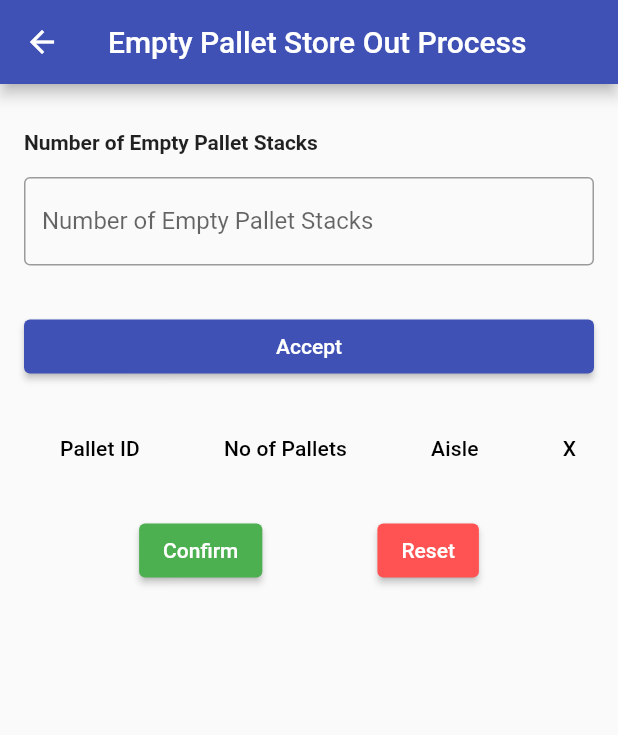
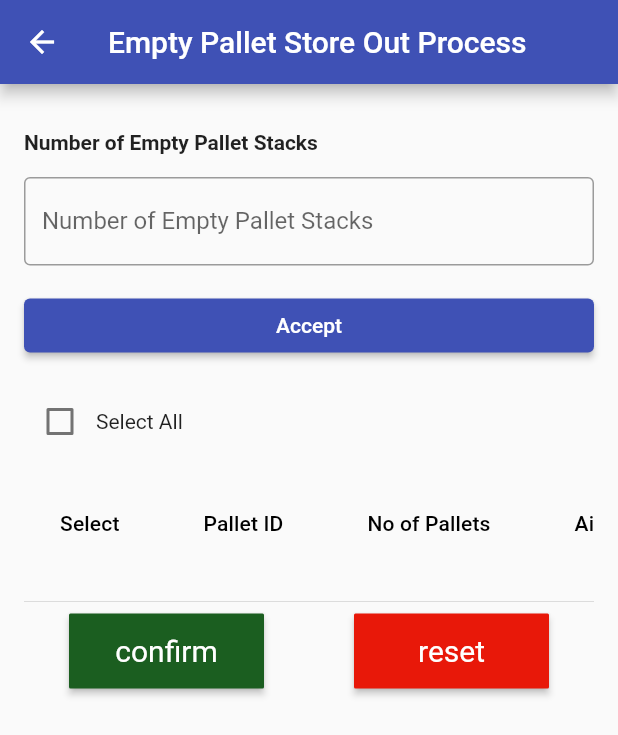
Before and after one commit to itnextsolutions/God_Kbr_Android, a Flutter app: the EmptyPalletStoreOutProcessScreen screen opened directly, on a phone screen of 412 x 824 dp. Shown: the top 735 px of the screen. Run offline on Flutter 3.47's test engine with Material 2 defaults, Android fonts, the phone set to English and light mode, and no system bars; our stand-ins replace shared_preferences, syncfusion_flutter_datagrid; accounts and stored records are empty.

Commit message:
adarsh_gawade

```diff
--- a/lib/screens/empty_pallet_out.dart
+++ b/lib/screens/empty_pallet_out.dart
@@ -1,7 +1,12 @@
+// ignore_for_file: unnecessary_null_comparison, prefer_const_literals_to_create_immutables
+
 import 'package:flutter/material.dart';
 
 class EmptyPalletStoreOutProcessScreen extends StatefulWidget {
+  const EmptyPalletStoreOutProcessScreen({super.key});
+
   @override
+  // ignore: library_private_types_in_public_api
   _EmptyPalletStoreOutProcessScreenState createState() =>
       _EmptyPalletStoreOutProcessScreenState();
 }
@@ -16,11 +21,11 @@ class _EmptyPalletStoreOutProcessScreenState
   Widget build(BuildContext context) {
     return Scaffold(
       appBar: AppBar(
-        title: Text('Empty Pallet Store Out Process'),
+        title: const Text('Empty Pallet Store Out Process'),
       ),
       // body: Padding(
-    body: SingleChildScrollView(
-        padding: EdgeInsets.all(16.0),
+      body: SingleChildScrollView(
+        padding: const EdgeInsets.all(16.0),
         child: Column(
           // mainAxisAlignment: MainAxisAlignment.center,
           crossAxisAlignment: CrossAxisAlignment.stretch,
@@ -38,12 +43,12 @@ class _EmptyPalletStoreOutProcessScreenState
                 });
               },
               keyboardType: TextInputType.number,
-              decoration: InputDecoration(
-                border: const OutlineInputBorder(),
+              decoration: const InputDecoration(
+                border: OutlineInputBorder(),
                 labelText: 'Number of Empty Pallet Stacks',
               ),
             ),
-            SizedBox(height: 30),
+            const SizedBox(height: 16.0),
             ElevatedButton(
               onPressed: () {
                 if (numberOfPalletStacks != null) {
@@ -53,14 +58,15 @@ class _EmptyPalletStoreOutProcessScreenState
                     context: context,
                     builder: (context) {
                       return AlertDialog(
-                        title: Text('Error'),
-                        content: Text('Please enter the pallet stacks number.'),
+                        title: const Text('Error'),
+                        content: const Text(
+                            'Please enter the pallet stacks number.'),
                         actions: [
                           TextButton(
                             onPressed: () {
                               Navigator.of(context).pop();
                             },
-                            child: Text('OK'),
+                            child: const Text('OK'),
                           ),
                         ],
                       );
@@ -68,58 +74,58 @@ class _EmptyPalletStoreOutProcessScreenState
                   );
                 }
               },
-              child: Text('Accept'),
+              child: const Text('Accept'),
             ),
-            // SizedBox(height: 16.0),
-            // Row(
-            //   children: [
-            //     Checkbox(
-            //       value: selectAll,
-            //       onChanged: (value) {
-            //         setState(() {
-            //           selectAll = value!;
-            //           palletDetails.forEach((detail) {
-            //             detail.selected = value;
-            //           });
-            //         });
-            //       },
-            //     ),
-            //     Text('Select All'),
-            //   ],
-            // ),
-            SizedBox(height: 16.0),
+            const SizedBox(height: 16.0),
+            Row(
+              children: [
+                Checkbox(
+                  value: selectAll,
+                  onChanged: (value) {
+                    setState(() {
+                      selectAll = value!;
+                      for (var detail in palletDetails) {
+                        detail.selected = value;
+                      }
+                    });
+                  },
+                ),
+                const Text('Select All'),
+              ],
+            ),
+            const SizedBox(height: 16.0),
             SingleChildScrollView(
               scrollDirection: Axis.horizontal,
               child: DataTable(
                 columns: [
-                  // DataColumn(label: Text('Select')),
-                  DataColumn(label: Text('Pallet ID')),
-                  DataColumn(label: Text('No of Pallets')),
-                  DataColumn(label: Text('Aisle')),
-                  DataColumn(label: Text('X')),
-                  DataColumn(label: Text('Y')),
-                  DataColumn(label: Text('Direction')),
-                  DataColumn(label: Text('Deep')),
+                  const DataColumn(label: Text('Select')),
+                  const DataColumn(label: Text('Pallet ID')),
+                  const DataColumn(label: Text('No of Pallets')),
+                  const DataColumn(label: Text('Aisle')),
+                  const DataColumn(label: Text('X')),
+                  const DataColumn(label: Text('Y')),
+                  const DataColumn(label: Text('Direction')),
+                  const DataColumn(label: Text('Deep')),
                 ],
                 rows: palletDetails.map((detail) {
                   return DataRow(
                     cells: [
-                      // DataCell(
-                      //   Checkbox(
-                      //     value: detail.selected,
-                      //     onChanged: (value) {
-                      //       setState(() {
-                      //         detail.selected = value!;
-                      //         if (!value) {
-                      //           selectAll = false;
-                      //         } else {
-                      //           selectAll = palletDetails.every(
-                      //                   (detail) => detail.selected);
-                      //         }
-                      //       });
-                      //     },
-                      //   ),
-                      // ),
+                      DataCell(
+                        Checkbox(
+                          value: detail.selected,
+                          onChanged: (value) {
+                            setState(() {
+                              detail.selected = value!;
+                              if (!value) {
+                                selectAll = false;
+                              } else {
+                                selectAll = palletDetails
+                                    .every((detail) => detail.selected);
+                              }
+                            });
+                          },
+                        ),
+                      ),
                       DataCell(Text(detail.palletId)),
                       DataCell(Text(detail.noOfPallets)),
                       DataCell(Text(detail.aisle)),
@@ -132,28 +138,63 @@ class _EmptyPalletStoreOutProcessScreenState
                 }).toList(),
               ),
             ),
-            SizedBox(height: 16.0),
+            const SizedBox(height: 16.0),
+            const Divider(),
             Row(
               mainAxisAlignment: MainAxisAlignment.spaceEvenly,
               children: [
-                ElevatedButton(
-                  onPressed: () {},
-                    style: ElevatedButton.styleFrom(
-                      backgroundColor: Colors.green, // Change the color to accent green
-                    ),
-                    // Perform confirm action
-
-                  child: Text('Confirm'),
-                ),
-                ElevatedButton(
-                  onPressed: () {},
-                    style: ElevatedButton.styleFrom(
-                      primary: Colors.redAccent, // Change the color to accent red
-                    ),
-                    // Perform reset action
-
-                  child: Text('Reset'),
-                ),
+                SizedBox(
+                    height: 50, //height of button
+                    width: 130, //width of button
+                    child: ElevatedButton(
+                        style: ElevatedButton.styleFrom(
+                            backgroundColor: Colors
+                                .green.shade900, //background color of button
+                            // side: const BorderSide(
+                            //     width: 1,
+                            //     color: Color.fromARGB(255, 248, 243,
+                            //         242)), //border width and color
+                            //elevation: 3, //elevation of button
+                            shape: RoundedRectangleBorder(
+                                //to set border radius to button
+                                borderRadius: BorderRadius.circular(1)),
+                            //padding: const EdgeInsets.all(20),
+                            textStyle: const TextStyle(
+                              fontSize: 20,
+                              // fontWeight: FontWeight
+                              //     .bold
+                            ) //content padding inside button
+                            ),
+                        onPressed: () {
+                          //code to execute when this button is pressed.
+                        },
+                        child: const Text("confirm"))),
+                const Divider(),
+                SizedBox(
+                    height: 50, //height of button
+                    width: 130, //width of button
+                    child: ElevatedButton(
+                        style: ElevatedButton.styleFrom(
+                            backgroundColor: Color.fromARGB(
+                                255, 232, 24, 9), //background color of button
+                            // side: const BorderSide(
+                            //     width: 1,
+                            //     color: Colors.brown), //border width and color
+                            //elevation: 3, //elevation of button
+                            shape: RoundedRectangleBorder(
+                                //to set border radius to button
+                                borderRadius: BorderRadius.circular(1)),
+                            //padding: const EdgeInsets.all(20),
+                            textStyle: const TextStyle(
+                              fontSize: 20,
+                              // fontWeight: FontWeight
+                              //     .bold
+                            ) //content padding inside button
+                            ),
+                        onPressed: () {
+                          //code to execute when this button is pressed.
+                        },
+                        child: const Text("reset")))
               ],
             ),
           ],
```
Also changed, not shown: lib/screens/empty_pallet_in.dart (+70 -34 lines).
